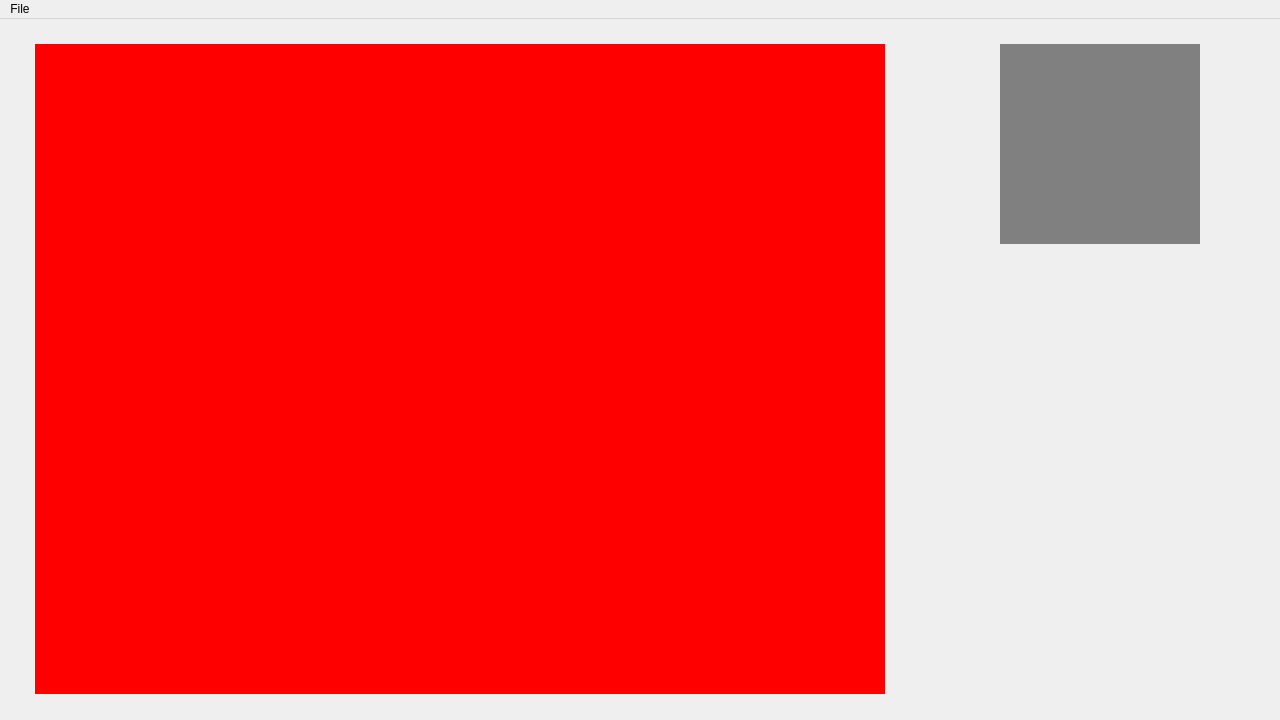
Qt form test-project/simulate/form.ui (RuMax21/simulate_dron) before a commit.
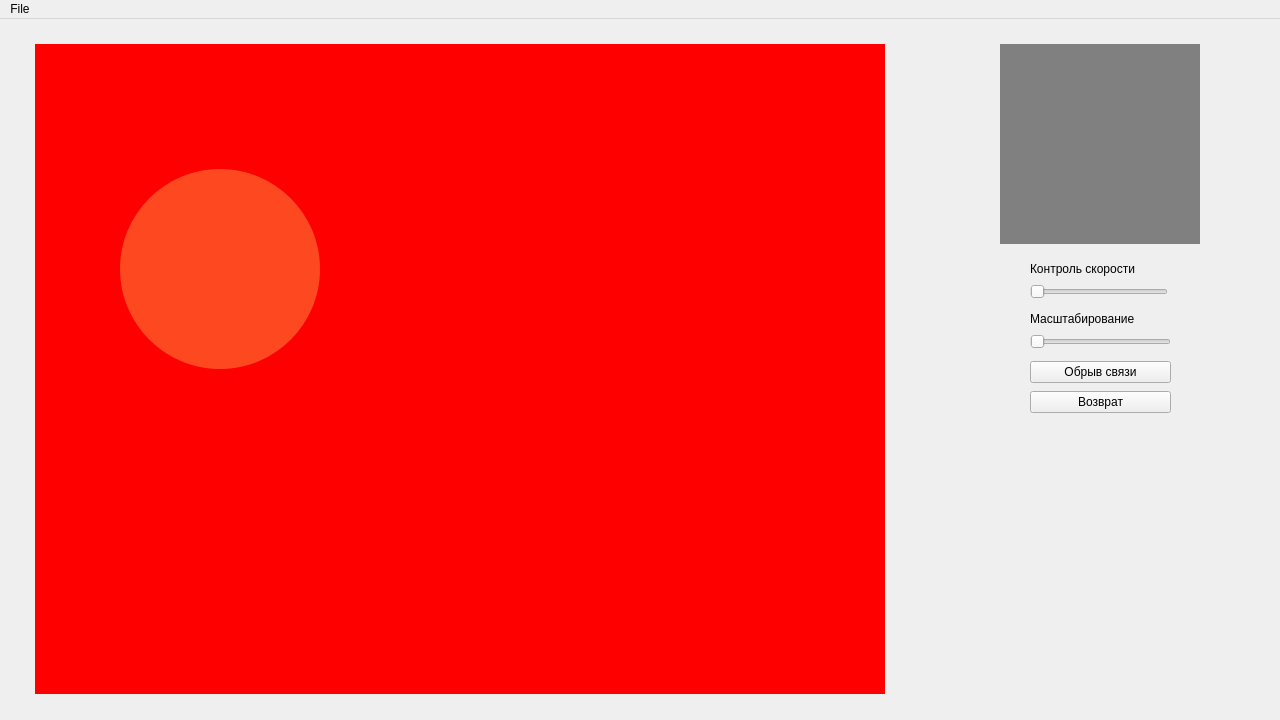
The same form after that commit.

Diff of the .ui file:
```diff
--- a/test-project/simulate/form.ui
+++ b/test-project/simulate/form.ui
@@ -21,7 +21,11 @@
 #camera{
 	background-color: gray;
 }
-</string>
+
+#radius_connection{
+	background-color: rgba(249, 240, 107, 0.3);
+	border-radius: 100px;
+}</string>
   </property>
   <widget class="QWidget" name="centralwidget">
    <widget class="QLabel" name="map">
@@ -63,6 +67,109 @@
      <string/>
     </property>
    </widget>
+   <widget class="QLabel" name="radius_connection">
+    <property name="geometry">
+     <rect>
+      <x>120</x>
+      <y>150</y>
+      <width>200</width>
+      <height>200</height>
+     </rect>
+    </property>
+    <property name="text">
+     <string/>
+    </property>
+   </widget>
+   <widget class="QWidget" name="">
+    <property name="geometry">
+     <rect>
+      <x>1030</x>
+      <y>240</y>
+      <width>138</width>
+      <height>40</height>
+     </rect>
+    </property>
+    <layout class="QVBoxLayout" name="verticalLayout">
+     <item>
+      <widget class="QLabel" name="control_speed">
+       <property name="text">
+        <string>Контроль скорости</string>
+       </property>
+      </widget>
+     </item>
+     <item>
+      <widget class="QSlider" name="speed_limiter">
+       <property name="minimum">
+        <number>1</number>
+       </property>
+       <property name="maximum">
+        <number>10</number>
+       </property>
+       <property name="orientation">
+        <enum>Qt::Horizontal</enum>
+       </property>
+       <property name="invertedAppearance">
+        <bool>false</bool>
+       </property>
+       <property name="invertedControls">
+        <bool>false</bool>
+       </property>
+      </widget>
+     </item>
+    </layout>
+   </widget>
+   <widget class="QWidget" name="">
+    <property name="geometry">
+     <rect>
+      <x>1030</x>
+      <y>340</y>
+      <width>141</width>
+      <height>58</height>
+     </rect>
+    </property>
+    <layout class="QVBoxLayout" name="verticalLayout_2">
+     <item>
+      <widget class="QPushButton" name="pushButton">
+       <property name="text">
+        <string>Обрыв связи</string>
+       </property>
+      </widget>
+     </item>
+     <item>
+      <widget class="QPushButton" name="pushButton_2">
+       <property name="text">
+        <string>Возврат</string>
+       </property>
+      </widget>
+     </item>
+    </layout>
+   </widget>
+   <widget class="QWidget" name="">
+    <property name="geometry">
+     <rect>
+      <x>1030</x>
+      <y>290</y>
+      <width>141</width>
+      <height>40</height>
+     </rect>
+    </property>
+    <layout class="QVBoxLayout" name="verticalLayout_3">
+     <item>
+      <widget class="QLabel" name="label">
+       <property name="text">
+        <string>Масштабирование</string>
+       </property>
+      </widget>
+     </item>
+     <item>
+      <widget class="QSlider" name="horizontalSlider">
+       <property name="orientation">
+        <enum>Qt::Horizontal</enum>
+       </property>
+      </widget>
+     </item>
+    </layout>
+   </widget>
   </widget>
   <widget class="QMenuBar" name="menubar">
    <property name="geometry">
```
Left out of the diff: 5 changed lines with no effect on the pictures.
